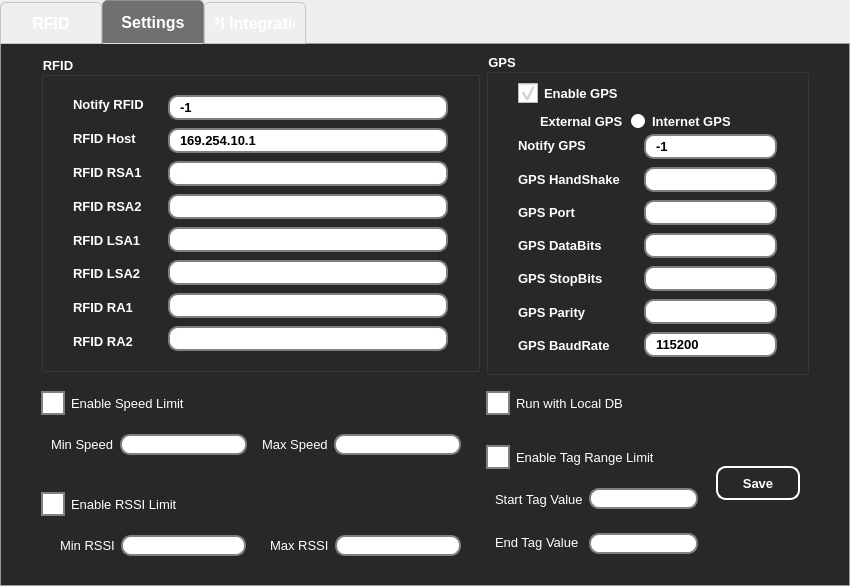
DevGuruPro/rfid-python, file ui/main.ui: the form before one commit.
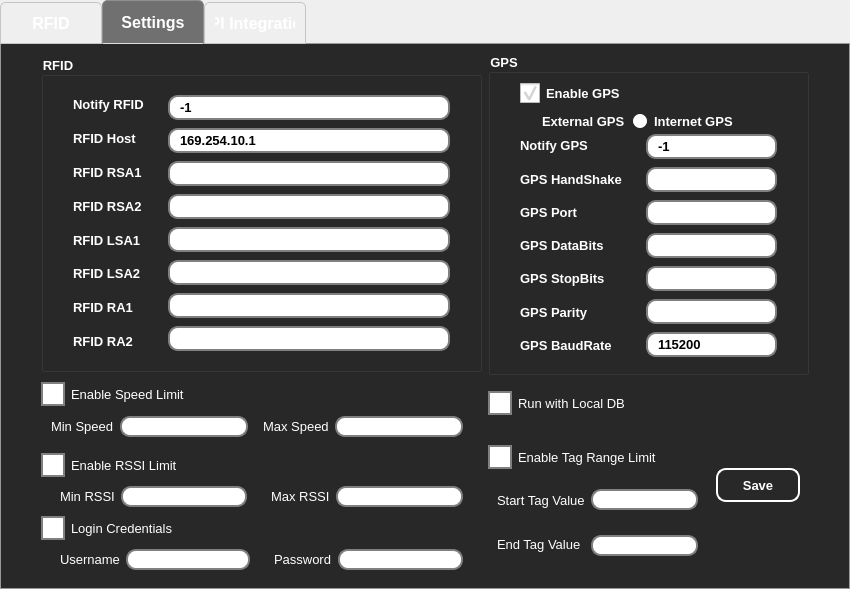
The form after the commit. The open tabs and pages were chosen to show the change. Icons and pictures are not drawn.

Commit message: Shift login GUI.

Diff of the .ui file:
```diff
--- a/ui/main.ui
+++ b/ui/main.ui
@@ -2214,6 +2214,187 @@
                    </layout>
                   </widget>
                  </item>
+                 <item>
+                  <widget class="QWidget" name="widget_14" native="true">
+                   <layout class="QVBoxLayout" name="verticalLayout_35">
+                    <property name="spacing">
+                     <number>0</number>
+                    </property>
+                    <property name="leftMargin">
+                     <number>0</number>
+                    </property>
+                    <property name="topMargin">
+                     <number>0</number>
+                    </property>
+                    <property name="rightMargin">
+                     <number>0</number>
+                    </property>
+                    <property name="bottomMargin">
+                     <number>0</number>
+                    </property>
+                    <item>
+                     <widget class="QCheckBox" name="login_cred">
+                      <property name="font">
+                       <font>
+                        <pointsize>10</pointsize>
+                        <weight>50</weight>
+                        <bold>false</bold>
+                       </font>
+                      </property>
+                      <property name="styleSheet">
+                       <string notr="true">QCheckBox{
+	color: white; 
+}
+
+QCheckBox::indicator {  
+    width: 20px;  
+    height: 20px;  
+}  
+
+QCheckBox::indicator:unchecked {  
+    border: 2px solid gray;  
+    background-color: white;  
+}
+
+QCheckBox::indicator:checked { 
+	border: 2px solid gray;   
+    image: url(:/img/checkmark.png);  /* Use a custom image if needed */  
+ }</string>
+                      </property>
+                      <property name="text">
+                       <string>Login Credentials</string>
+                      </property>
+                     </widget>
+                    </item>
+                    <item>
+                     <widget class="QWidget" name="login_chw" native="true">
+                      <property name="sizePolicy">
+                       <sizepolicy hsizetype="Preferred" vsizetype="Maximum">
+                        <horstretch>0</horstretch>
+                        <verstretch>0</verstretch>
+                       </sizepolicy>
+                      </property>
+                      <layout class="QHBoxLayout" name="horizontalLayout_30">
+                       <property name="leftMargin">
+                        <number>10</number>
+                       </property>
+                       <property name="topMargin">
+                        <number>0</number>
+                       </property>
+                       <property name="rightMargin">
+                        <number>10</number>
+                       </property>
+                       <property name="bottomMargin">
+                        <number>0</number>
+                       </property>
+                       <item>
+                        <widget class="QWidget" name="widget_17" native="true">
+                         <property name="sizePolicy">
+                          <sizepolicy hsizetype="Maximum" vsizetype="Maximum">
+                           <horstretch>0</horstretch>
+                           <verstretch>0</verstretch>
+                          </sizepolicy>
+                         </property>
+                         <layout class="QHBoxLayout" name="horizontalLayout_10">
+                          <item>
+                           <widget class="QLabel" name="label_61">
+                            <property name="font">
+                             <font>
+                              <pointsize>10</pointsize>
+                              <weight>50</weight>
+                              <bold>false</bold>
+                             </font>
+                            </property>
+                            <property name="styleSheet">
+                             <string notr="true">QLabel {  
+    color: white;  /* Change 'blue' to your preferred color */  
+}  </string>
+                            </property>
+                            <property name="text">
+                             <string>Username</string>
+                            </property>
+                           </widget>
+                          </item>
+                          <item>
+                           <widget class="QLineEdit" name="setting_login_user">
+                            <property name="font">
+                             <font>
+                              <pointsize>10</pointsize>
+                              <weight>50</weight>
+                              <bold>false</bold>
+                             </font>
+                            </property>
+                            <property name="styleSheet">
+                             <string notr="true">QLineEdit {  
+    border: 2px solid gray;  
+    border-radius: 10px;  
+    padding: 0 8px;  
+    background: white;  
+    selection-background-color: darkgray;  
+}  </string>
+                            </property>
+                           </widget>
+                          </item>
+                         </layout>
+                        </widget>
+                       </item>
+                       <item>
+                        <widget class="QWidget" name="widget_50" native="true">
+                         <property name="sizePolicy">
+                          <sizepolicy hsizetype="Maximum" vsizetype="Maximum">
+                           <horstretch>0</horstretch>
+                           <verstretch>0</verstretch>
+                          </sizepolicy>
+                         </property>
+                         <layout class="QHBoxLayout" name="horizontalLayout_31">
+                          <item>
+                           <widget class="QLabel" name="label_62">
+                            <property name="font">
+                             <font>
+                              <pointsize>10</pointsize>
+                              <weight>50</weight>
+                              <bold>false</bold>
+                             </font>
+                            </property>
+                            <property name="styleSheet">
+                             <string notr="true">QLabel {  
+    color: white;  /* Change 'blue' to your preferred color */  
+}  </string>
+                            </property>
+                            <property name="text">
+                             <string>Password</string>
+                            </property>
+                           </widget>
+                          </item>
+                          <item>
+                           <widget class="QLineEdit" name="setting_login_pass">
+                            <property name="font">
+                             <font>
+                              <pointsize>10</pointsize>
+                              <weight>50</weight>
+                              <bold>false</bold>
+                             </font>
+                            </property>
+                            <property name="styleSheet">
+                             <string notr="true">QLineEdit {  
+    border: 2px solid gray;  
+    border-radius: 10px;  
+    padding: 0 8px;  
+    background: white;  
+    selection-background-color: darkgray;  
+}  </string>
+                            </property>
+                           </widget>
+                          </item>
+                         </layout>
+                        </widget>
+                       </item>
+                      </layout>
+                     </widget>
+                    </item>
+                   </layout>
+                  </widget>
+                 </item>
                 </layout>
                </widget>
               </item>
```
The commit also changes 5 other files.
